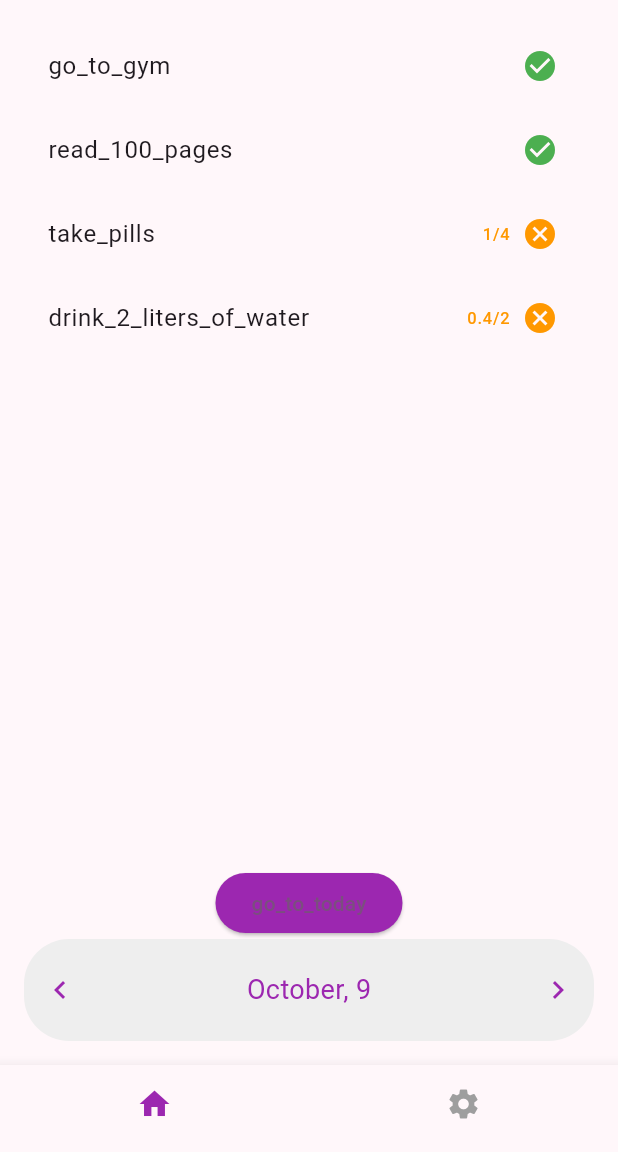
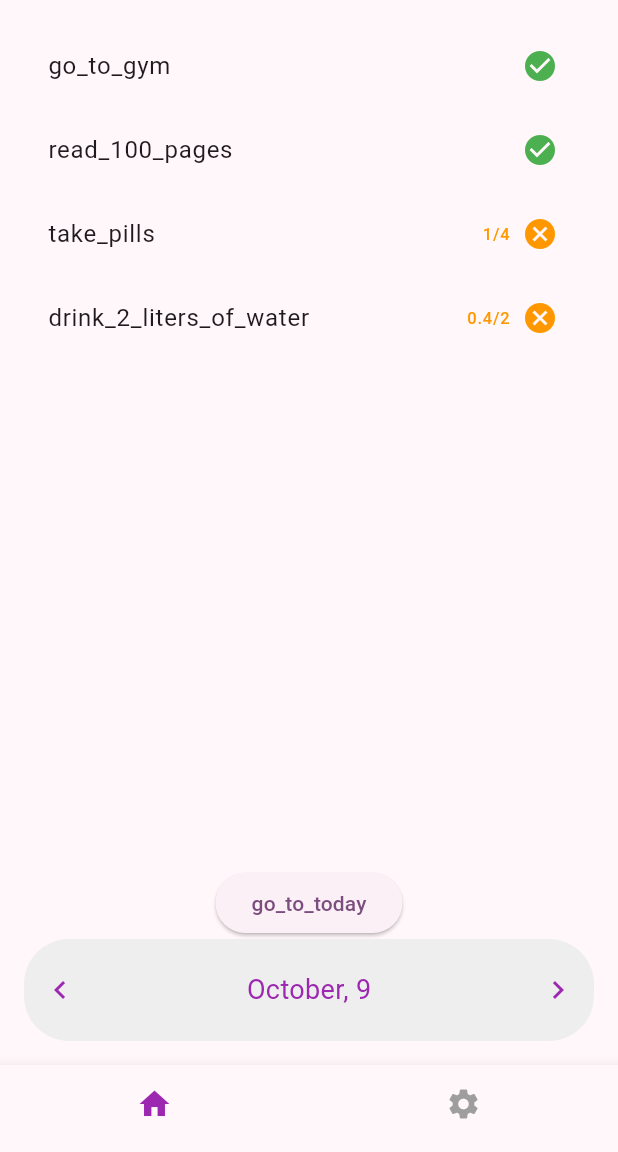
Before and after one commit to sssksmotri/Action, a Flutter app: the screen it shows after launch, after a tap on the "chevron left" icon, on a phone screen of 412 x 824 dp, the part 84-1236 px from its top. Run offline on Flutter 3.47's test engine with Material 3 defaults, Android fonts, the phone set to English and light mode, and no system bars; our stand-ins replace easy_localization, table_calendar.

Commit message:
Каркас главного экрана

```diff
--- a/lib/Screens/actions_screen.dart
+++ b/lib/Screens/actions_screen.dart
@@ -115,7 +115,6 @@ class _ActionsScreenState extends State<ActionsScreen> {
           });
         },
         style: ElevatedButton.styleFrom(
-          backgroundColor: Colors.purple,
           shape: RoundedRectangleBorder(
             borderRadius: BorderRadius.circular(30),
           ),
```
